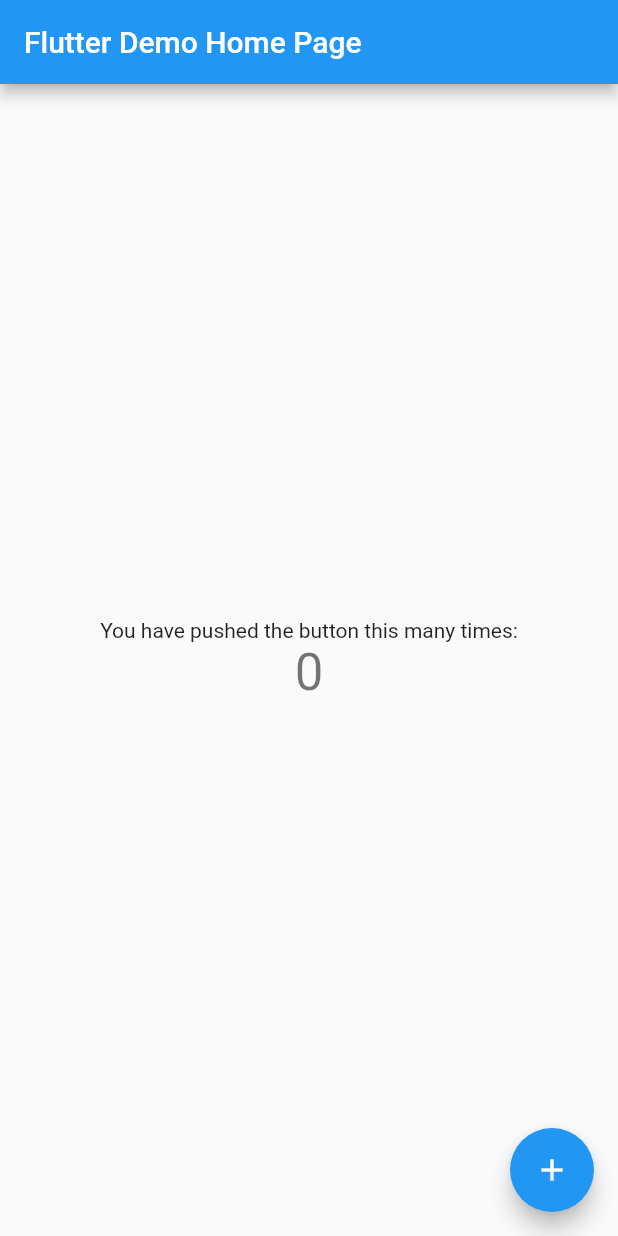
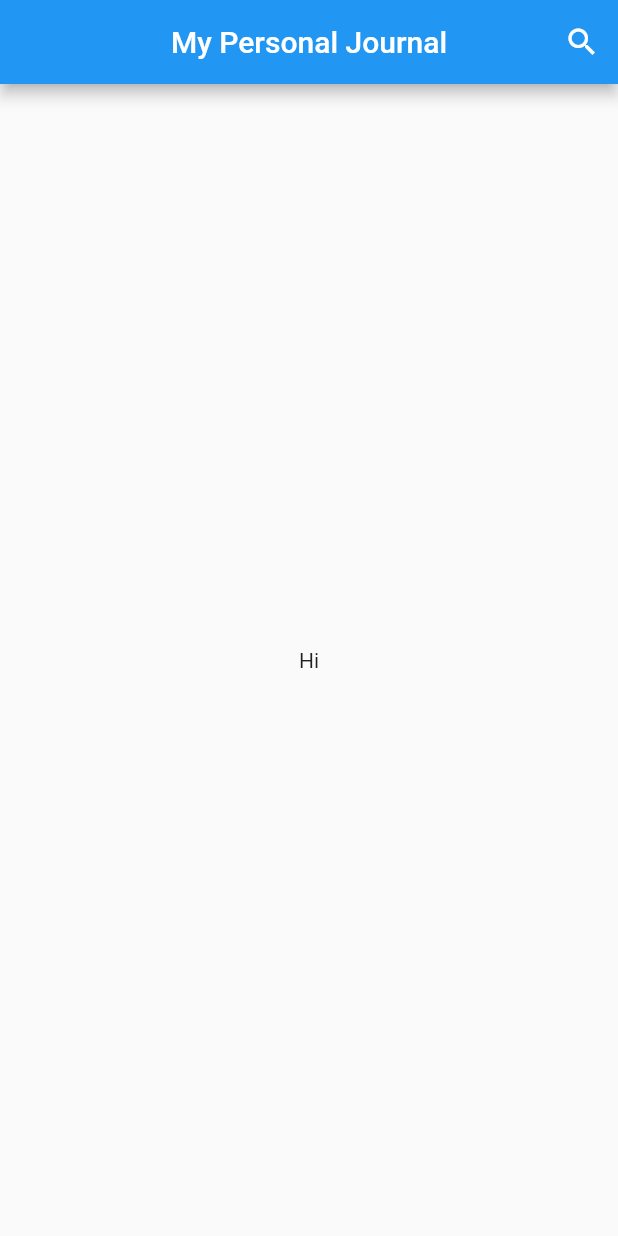
Before and after one commit to BranislavMateas/ringier-test-task, a Flutter app: the screen it shows after launch, on a phone screen of 412 x 824 dp. Run offline on Flutter 3.47's test engine with Material 2 defaults, Android fonts, the phone set to English and light mode, and no system bars.

Commit message:
search bar implemented

```diff
--- a/lib/main.dart
+++ b/lib/main.dart
@@ -7,109 +7,105 @@ void main() {
 class MyApp extends StatelessWidget {
   const MyApp({Key? key}) : super(key: key);
 
-  // This widget is the root of your application.
   @override
   Widget build(BuildContext context) {
-    return MaterialApp(
-      title: 'Flutter Demo',
-      theme: ThemeData(
-        // This is the theme of your application.
-        //
-        // Try running your application with "flutter run". You'll see the
-        // application has a blue toolbar. Then, without quitting the app, try
-        // changing the primarySwatch below to Colors.green and then invoke
-        // "hot reload" (press "r" in the console where you ran "flutter run",
-        // or simply save your changes to "hot reload" in a Flutter IDE).
-        // Notice that the counter didn't reset back to zero; the application
-        // is not restarted.
-        primarySwatch: Colors.blue,
-      ),
-      home: const MyHomePage(title: 'Flutter Demo Home Page'),
+    return const MaterialApp(
+      debugShowCheckedModeBanner: false,
+      title: 'Material App',
+      home: HomeScreen(),
     );
   }
 }
 
-class MyHomePage extends StatefulWidget {
-  const MyHomePage({Key? key, required this.title}) : super(key: key);
-
-  // This widget is the home page of your application. It is stateful, meaning
-  // that it has a State object (defined below) that contains fields that affect
-  // how it looks.
-
-  // This class is the configuration for the state. It holds the values (in this
-  // case the title) provided by the parent (in this case the App widget) and
-  // used by the build method of the State. Fields in a Widget subclass are
-  // always marked "final".
-
-  final String title;
+class HomeScreen extends StatefulWidget {
+  const HomeScreen({Key? key}) : super(key: key);
 
   @override
-  State<MyHomePage> createState() => _MyHomePageState();
+  _HomeScreenState createState() => _HomeScreenState();
 }
 
-class _MyHomePageState extends State<MyHomePage> {
-  int _counter = 0;
-
-  void _incrementCounter() {
-    setState(() {
-      // This call to setState tells the Flutter framework that something has
-      // changed in this State, which causes it to rerun the build method below
-      // so that the display can reflect the updated values. If we changed
-      // _counter without calling setState(), then the build method would not be
-      // called again, and so nothing would appear to happen.
-      _counter++;
-    });
-  }
+class _HomeScreenState extends State<HomeScreen> {
+  Icon customIcon = const Icon(Icons.search);
+  Widget customSearchBar = const Text('My Personal Journal');
 
   @override
   Widget build(BuildContext context) {
-    // This method is rerun every time setState is called, for instance as done
-    // by the _incrementCounter method above.
-    //
-    // The Flutter framework has been optimized to make rerunning build methods
-    // fast, so that you can just rebuild anything that needs updating rather
-    // than having to individually change instances of widgets.
     return Scaffold(
       appBar: AppBar(
-        // Here we take the value from the MyHomePage object that was created by
-        // the App.build method, and use it to set our appbar title.
-        title: Text(widget.title),
+        title: customSearchBar,
+        actions: [
+          IconButton(
+            onPressed: () {
+              setState(() {
+                if (customIcon.icon == Icons.search) {
+                  customIcon = const Icon(Icons.cancel);
+
+                  customSearchBar = const ListTile(
+                    leading: Icon(
+                      Icons.search,
+                      color: Colors.white,
+                      size: 28,
+                    ),
+                    title: TextField(
+                      decoration: InputDecoration(
+                        hintText: 'type in journal name...',
+                        hintStyle: TextStyle(
+                          color: Colors.white,
+                          fontSize: 18,
+                          fontStyle: FontStyle.italic,
+                        ),
+                        border: InputBorder.none,
+                      ),
+                      style: TextStyle(
+                        color: Colors.white,
+                      ),
+                    ),
+                  );
+                } else {
+                  customIcon = const Icon(Icons.search);
+                  customSearchBar = const Text('My Personal Journal');
+                }
+              });
+            },
+            icon: customIcon,
+          )
+        ],
+        automaticallyImplyLeading: false,
+        centerTitle: true,
       ),
-      body: Center(
-        // Center is a layout widget. It takes a single child and positions it
-        // in the middle of the parent.
-        child: Column(
-          // Column is also a layout widget. It takes a list of children and
-          // arranges them vertically. By default, it sizes itself to fit its
-          // children horizontally, and tries to be as tall as its parent.
-          //
-          // Invoke "debug painting" (press "p" in the console, choose the
-          // "Toggle Debug Paint" action from the Flutter Inspector in Android
-          // Studio, or the "Toggle Debug Paint" command in Visual Studio Code)
-          // to see the wireframe for each widget.
-          //
-          // Column has various properties to control how it sizes itself and
-          // how it positions its children. Here we use mainAxisAlignment to
-          // center the children vertically; the main axis here is the vertical
-          // axis because Columns are vertical (the cross axis would be
-          // horizontal).
-          mainAxisAlignment: MainAxisAlignment.center,
-          children: <Widget>[
-            const Text(
-              'You have pushed the button this many times:',
-            ),
-            Text(
-              '$_counter',
-              style: Theme.of(context).textTheme.headline4,
-            ),
-          ],
-        ),
+      body: Column(
+        mainAxisAlignment: MainAxisAlignment.center,
+        children: const [
+          Center(
+            child: Text('Hi'),
+          ),
+        ],
       ),
-      floatingActionButton: FloatingActionButton(
-        onPressed: _incrementCounter,
-        tooltip: 'Increment',
-        child: const Icon(Icons.add),
-      ), // This trailing comma makes auto-formatting nicer for build methods.
     );
   }
 }
+
+/*
+customIcon = const Icon(Icons.cancel);
+   customSearchBar = const ListTile(
+   leading: Icon(
+    Icons.search,
+    color: Colors.white,
+    size: 28,
+   ),
+   title: TextField(
+    decoration: InputDecoration(
+    hintText: 'type in journal name...',
+    hintStyle: TextStyle(
+     color: Colors.white,
+     fontSize: 18,
+     fontStyle: FontStyle.italic,
+    ),
+    border: InputBorder.none,
+    ),
+    style: TextStyle(
+    color: Colors.white,
+    ),
+   ),
+   );
+ */
```
